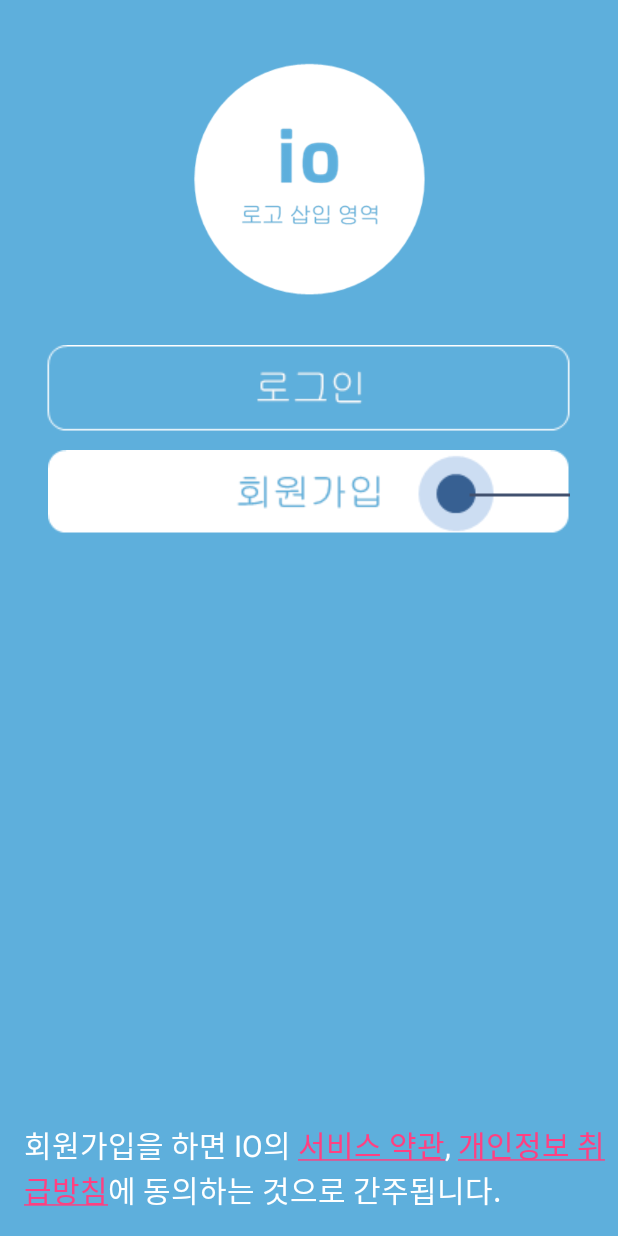
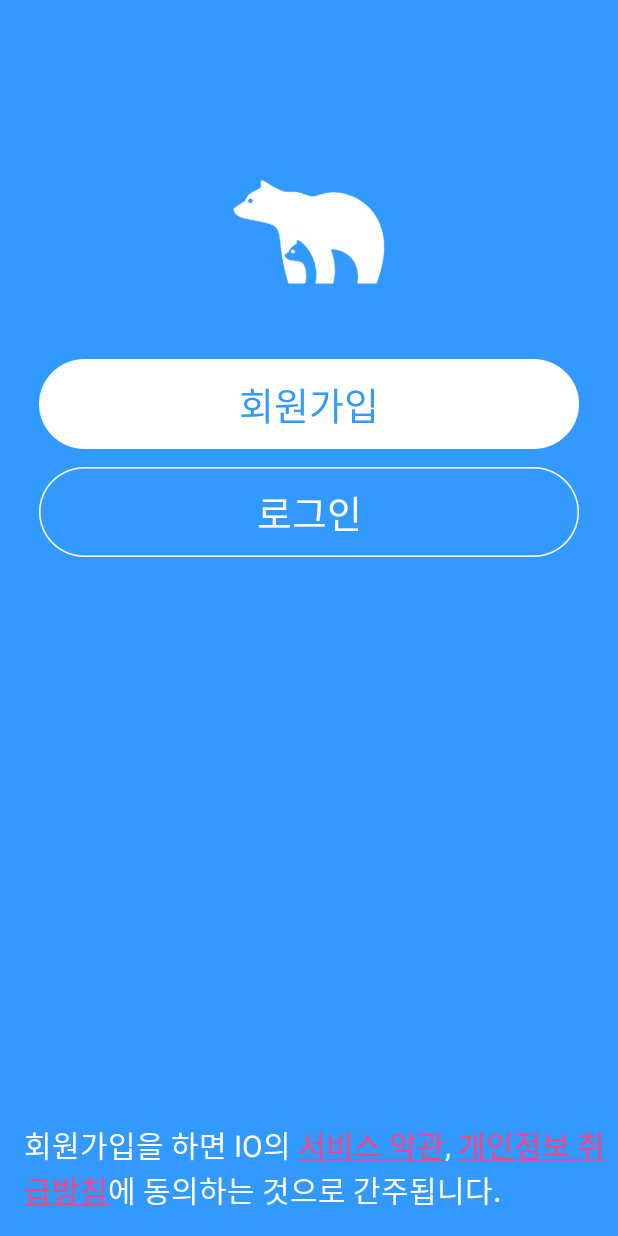
Before and after one commit to eisen1990/attendanceapp, an Android app: the StartActivity screen opened directly, with no data from a screen before it, on a phone screen of 412 x 824 dp. Run offline under Robolectric (Android 15) with nearby library versions, the phone set to English and light mode, and no system bars.

Commit message:
컷 이미지로 수정중

```diff
--- a/app/src/main/AndroidManifest.xml
+++ b/app/src/main/AndroidManifest.xml
@@ -60,9 +60,10 @@
         <activity
             android:name=".LoginActivity"
             android:theme="@style/AppTheme.NoActionBar" />
-        <activity
+        <activit
             android:name=".RegistrationActivity"
             android:theme="@style/AppTheme.NoActionBar" />
+        <!-- android:windowSoftInputMode="adjustResize"-->
         <activity
             android:name=".RegistrationPasswordActivity"
             android:label="@string/title_activity_registration_password"
--- a/app/src/main/java/com/planetory/io/StartActivity.java
+++ b/app/src/main/java/com/planetory/io/StartActivity.java
@@ -8,6 +8,7 @@ import android.text.Spanned;
 import android.text.method.LinkMovementMethod;
 import android.text.style.ClickableSpan;
 import android.view.View;
+import android.widget.Button;
 import android.widget.ImageButton;
 import android.widget.TextView;
 
@@ -16,41 +17,26 @@ public class StartActivity extends AppCompatActivity {
         Load Activity 다음으로 로그인과 회원가입을 결정하는 Activity
      */
 
-    private static final SpannableString STRING_INFO = new SpannableString("회원가입을 하면 IO의 서비스 약관, 개인정보 취급방침에 동의하는 것으로 간주됩니다.");
-    private static final int PARSE_TERMS_START = 13;
-    private static final int PARSE_TERMS_END = 19;
-    private static final int PARSE_PERSONAL_START = 21;
-    private static final int PARSE_PERSONAL_END = 30;
+    private SpannableString STRING_INFO;
+    private int PARSE_TERMS_START;
+    private int PARSE_TERMS_END;
+    private int PARSE_PERSONAL_START;
+    private int PARSE_PERSONAL_END;
+
 
     @Override
     protected void onCreate(Bundle savedInstanceState) {
         super.onCreate(savedInstanceState);
         setContentView(R.layout.activity_start);
 
+        STRING_INFO = new SpannableString(getString(R.string.activity_start_info));
+        PARSE_TERMS_START = getResources().getInteger(R.integer.PARSE_TERMS_START);
+        PARSE_TERMS_END = getResources().getInteger(R.integer.PARSE_TERMS_END);
+        PARSE_PERSONAL_START = getResources().getInteger(R.integer.PARSE_PERSONAL_START);
+        PARSE_PERSONAL_END = getResources().getInteger(R.integer.PARSE_PERSONAL_END);
+
         setInfoText();
         setButtons();
-    }
-
-    private void setButtons(){
-        ImageButton btn_login = (ImageButton) findViewById(R.id.activity_start_btn_login);
-        ImageButton btn_register = (ImageButton) findViewById(R.id.activity_start_btn_register);
-
-        btn_register.setOnClickListener(new View.OnClickListener() {
-            @Override
-            public void onClick(View v) {
-                Intent intent = new Intent(StartActivity.this, RegistrationActivity.class);
-                startActivity(intent);
-            }
-        });
-
-        btn_login.setOnClickListener(new View.OnClickListener() {
-            @Override
-            public void onClick(View v) {
-                Intent intent = new Intent(StartActivity.this, LoginActivity.class);
-                startActivity(intent);
-                finish();
-            }
-        });
     }
 
     private void setInfoText(){
@@ -78,4 +64,26 @@ public class StartActivity extends AppCompatActivity {
         txt_info.setText(STRING_INFO);
         txt_info.setMovementMethod(LinkMovementMethod.getInstance());
     }
+
+    private void setButtons(){
+        Button btn_login = (Button) findViewById(R.id.activity_start_btn_login);
+        Button btn_register = (Button) findViewById(R.id.activity_start_btn_signup);
+
+        btn_register.setOnClickListener(new View.OnClickListener() {
+            @Override
+            public void onClick(View v) {
+                Intent intent = new Intent(StartActivity.this, RegistrationActivity.class);
+                startActivity(intent);
+            }
+        });
+
+        btn_login.setOnClickListener(new View.OnClickListener() {
+            @Override
+            public void onClick(View v) {
+                Intent intent = new Intent(StartActivity.this, LoginActivity.class);
+                startActivity(intent);
+                finish();
+            }
+        });
+    }
 }
--- /dev/null
+++ b/app/src/main/res/color/login_fab_selector.xml
@@ -0,0 +1,5 @@
+<?xml version="1.0" encoding="utf-8"?>
+<selector xmlns:android="http://schemas.android.com/apk/res/android">
+    <item android:color="#FFFFFFFF" android:state_enabled="true" />
+    <item android:color="#C0FFFFFF" />
+</selector>
--- a/app/src/main/res/layout/activity_registration.xml
+++ b/app/src/main/res/layout/activity_registration.xml
@@ -53,5 +53,6 @@
         android:layout_alignParentEnd="true"
         android:layout_marginEnd="16dp"
         android:layout_marginBottom="16dp"
+        app:backgroundTint="@color/login_fab_selector"
         android:src="@android:drawable/ic_menu_send"/>
 </RelativeLayout>
--- a/app/src/main/res/layout/activity_start.xml
+++ b/app/src/main/res/layout/activity_start.xml
@@ -6,33 +6,37 @@
     android:background="@color/IO_basic">
 
     <ImageView
-        android:id="@+id/activity_start_logo_tmp"
-        android:layout_width="160dp"
-        android:layout_height="160dp"
+        android:id="@+id/activity_start_logo"
+        android:layout_width="101dp"
+        android:layout_height="69dp"
         android:layout_alignParentTop="true"
         android:layout_centerHorizontal="true"
-        android:layout_marginTop="40dp"
-        app:srcCompat="@drawable/tmp_start_logo" />
+        android:layout_marginTop="120dp"
+        app:srcCompat="@drawable/logo_start" />
 
-    <ImageButton
+    <Button
+        android:id="@+id/activity_start_btn_signup"
+        android:layout_width="360dp"
+        android:layout_height="60dp"
+        android:layout_below="@+id/activity_start_logo"
+        android:layout_centerHorizontal="true"
+        android:layout_marginTop="50dp"
+        android:text="@string/activity_start_signup"
+        android:textColor="@color/IO_basic"
+        android:textSize="25sp"
+        android:background="@drawable/btn_signup" />
+
+    <Button
         android:id="@+id/activity_start_btn_login"
-        android:layout_width="wrap_content"
-        android:layout_height="wrap_content"
-        android:layout_below="@+id/activity_start_logo_tmp"
-        android:layout_centerHorizontal="true"
-        android:layout_marginTop="30dp"
-        android:background="@null"
-        app:srcCompat="@drawable/tmp_btn_login" />
-
-    <ImageButton
-        android:id="@+id/activity_start_btn_register"
-        android:layout_width="wrap_content"
-        android:layout_height="wrap_content"
-        android:layout_below="@+id/activity_start_btn_login"
+        android:layout_width="360dp"
+        android:layout_height="60dp"
+        android:layout_below="@+id/activity_start_btn_signup"
         android:layout_centerHorizontal="true"
         android:layout_marginTop="12dp"
-        android:background="@null"
-        app:srcCompat="@drawable/tmp_btn_register" />
+        android:text="@string/activity_start_login"
+        android:textColor="@color/white"
+        android:textSize="25sp"
+        android:background="@drawable/btn_login" />
 
     <TextView
         android:id="@+id/activity_start_txt_info"
@@ -43,7 +47,7 @@
         android:layout_marginStart="16dp"
         android:layout_marginBottom="16dp"
         android:clickable="true"
-        android:text="Some Long Text"
+        android:text="@string/activity_start_info"
         android:textSize="20sp"
         android:textColor="#FFF"/>
 
--- a/app/src/main/res/values/colors.xml
+++ b/app/src/main/res/values/colors.xml
@@ -4,5 +4,7 @@
     <color name="colorPrimaryDark">#303F9F</color>
     <color name="colorBase">#5AAEFF</color>
     <color name="colorAccent">#FF4081</color>
-    <color name="IO_basic">#5EAFDC</color>
+
+    <color name="IO_basic">#3299FE</color>
+    <color name="white">#FFFFFF</color>
 </resources>
--- /dev/null
+++ b/app/src/main/res/values/start_info_span.xml
@@ -0,0 +1,7 @@
+<?xml version="1.0" encoding="utf-8"?>
+<resources>
+    <integer name="PARSE_TERMS_START">13</integer>
+    <integer name="PARSE_TERMS_END">19</integer>
+    <integer name="PARSE_PERSONAL_START">21</integer>
+    <integer name="PARSE_PERSONAL_END">30</integer>
+</resources>
--- a/app/src/main/res/values/strings.xml
+++ b/app/src/main/res/values/strings.xml
@@ -30,6 +30,10 @@
     <string name="activity_load_update_dialog_positive">업데이트 받기</string>
     <string name="activity_load_update_dialog_negative">나중에 받기</string>
 
+    <string name="activity_start_signup">회원가입</string>
+    <string name="activity_start_login">로그인</string>
+    <string name="activity_start_info">회원가입을 하면 IO의 서비스 약관, 개인정보 취급방침에 동의하는 것으로 간주됩니다.</string>
+
     <string name="activity_registration_already_registered">이미 회원 가입된 번호입니다. 로그인을 해보세요.</string>
     <string name="activity_registration_to_login">이동</string>
     <string name="activity_registration_unregistered_number">io 사용 사업장에 등록되지 않은 번호입니다. 사업장 관리자에게 등록을 요청해 보세요</string>
```
Also changed, not shown: app/src/main/java/com/planetory/io/RegistrationActivity.java (+21 -4 lines), app/src/main/res/layout/activity_load.xml (+4 -4 lines), app/src/main/res/drawable/btn_login.png (added), app/src/main/res/drawable/btn_signup.png (added), app/src/main/res/drawable/logo_start.png (added), app/src/main/res/drawable/tmp_btn_login.png (deleted), app/src/main/res/drawable/tmp_btn_register.png (deleted).
